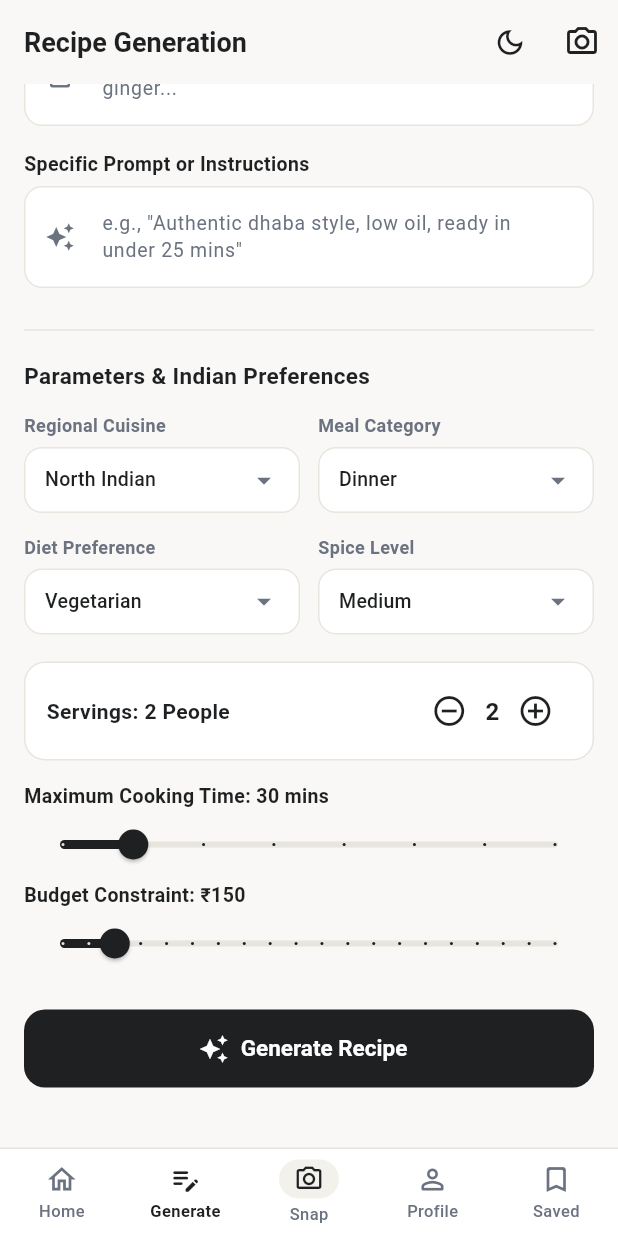
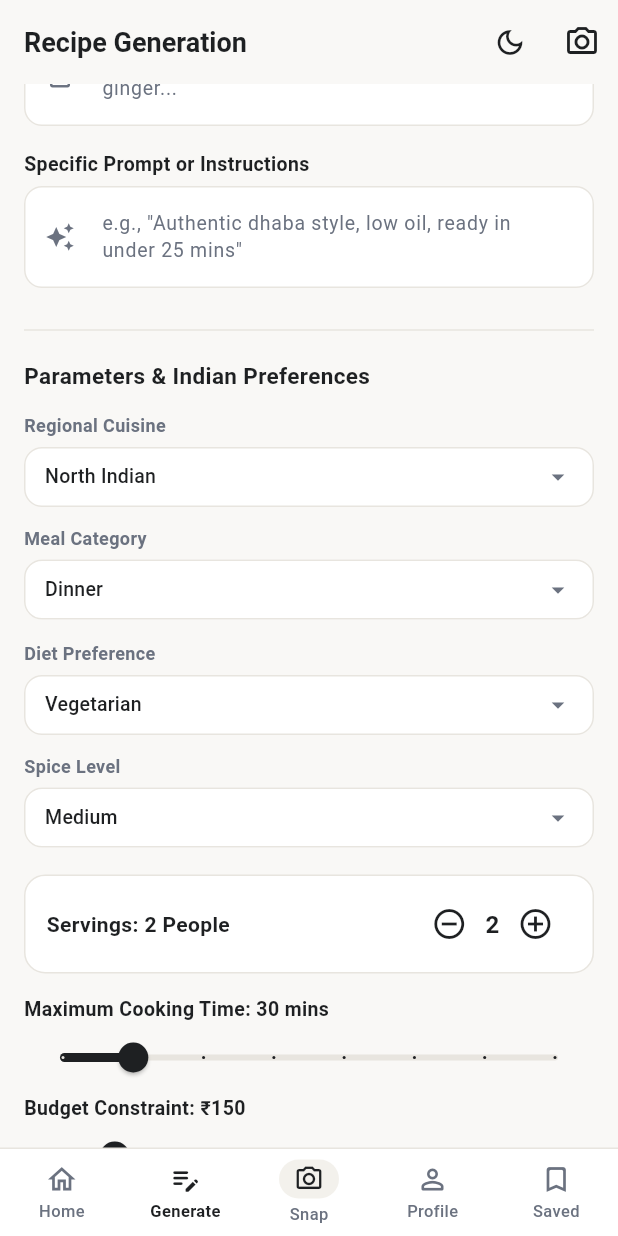
Before and after one commit to ymukeshram/recipie_generator, a Flutter app: the RecipeGenerationScreen screen opened by its route, scrolled down 395 dp, on a phone screen of 412 x 824 dp. Run offline on Flutter 3.47's test engine with Material 3 defaults, Android fonts, the phone set to English and light mode, and no system bars; our stand-ins replace cached_network_image, dio, flutter_riverpod, flutter_secure_storage, go_router, image_picker; missing offline and left inert: dart:html; accounts and stored records are empty.

Commit message:
Fix RenderFlex overflow on Recipe Generation and Profile gamification widgets, fix Google logo URL

```diff
--- a/lib/features/auth/presentation/login_screen.dart
+++ b/lib/features/auth/presentation/login_screen.dart
@@ -208,7 +208,7 @@ class _LoginScreenState extends State<LoginScreen> {
                             mainAxisAlignment: MainAxisAlignment.center,
                             children: [
                               Image.network(
-                                'https://upload.wikimedia.org/wikipedia/commons/thumb/c/c1/Google_%22G%22_logo.svg/480px-Google_%22G%22_logo.svg.png',
+                                'https://developers.google.com/identity/images/g-logo.png',
                                 width: 18,
                                 height: 18,
                                 errorBuilder: (_, __, ___) => const Icon(Icons.g_mobiledata, size: 22, color: Colors.blue),
--- a/lib/features/auth/presentation/signup_screen.dart
+++ b/lib/features/auth/presentation/signup_screen.dart
@@ -197,7 +197,7 @@ class _SignupScreenState extends State<SignupScreen> {
                     mainAxisAlignment: MainAxisAlignment.center,
                     children: [
                       Image.network(
-                        'https://upload.wikimedia.org/wikipedia/commons/thumb/c/c1/Google_%22G%22_logo.svg/480px-Google_%22G%22_logo.svg.png',
+                        'https://developers.google.com/identity/images/g-logo.png',
                         width: 18,
                         height: 18,
                         errorBuilder: (_, __, ___) => const Icon(Icons.g_mobiledata, size: 22, color: Colors.blue),
--- a/lib/features/recipe_generation/presentation/recipe_generation_screen.dart
+++ b/lib/features/recipe_generation/presentation/recipe_generation_screen.dart
@@ -476,9 +476,11 @@ class _RecipeGenerationScreenState extends State<RecipeGenerationScreen> {
     required Widget first,
     required Widget second,
   }) {
-    // Responsive: stack vertically on narrow screens (< 360dp) to prevent horizontal cramping;
-    // otherwise arrange side-by-side in a balanced Row with Expanded and consistent 12px gap.
-    if (constraints.maxWidth < 360) {
+    // Responsive: On small phone displays (< 460dp available width), stack the fields vertically
+    // to give each dropdown the full comfortable width and prevent any RenderFlex overflow.
+    // On wider screens (>= 460dp), layout side-by-side in a Row with both wrapped in Expanded
+    // and a balanced 12px horizontal gap.
+    if (constraints.maxWidth < 460) {
       return Column(
         crossAxisAlignment: CrossAxisAlignment.stretch,
         children: [
@@ -528,13 +530,13 @@ class _RecipeGenerationScreenState extends State<RecipeGenerationScreen> {
           icon: Icon(
             Icons.arrow_drop_down,
             color: AppColors.subtext(context),
-            size: 22,
+            size: 20,
           ),
           decoration: InputDecoration(
             filled: true,
             fillColor: AppColors.cardBg(context),
             isDense: true,
-            contentPadding: const EdgeInsets.symmetric(horizontal: 10, vertical: 10),
+            contentPadding: const EdgeInsets.symmetric(horizontal: 10, vertical: 8),
             border: OutlineInputBorder(
               borderRadius: BorderRadius.circular(12),
               borderSide: BorderSide(color: AppColors.cardBorder(context)),
@@ -545,22 +547,20 @@ class _RecipeGenerationScreenState extends State<RecipeGenerationScreen> {
             ),
             focusedBorder: OutlineInputBorder(
               borderRadius: BorderRadius.circular(12),
-              borderSide: BorderSide(color: AppColors.text(context), width: 1.5),
+              borderSide: BorderSide(color: AppColors.accent, width: 1.5),
             ),
           ),
           selectedItemBuilder: (BuildContext ctx) {
             return items.map((String item) {
-              return Align(
-                alignment: Alignment.centerLeft,
-                child: Text(
+              return Text(
                 item,
                 maxLines: 1,
                 overflow: TextOverflow.ellipsis,
+                softWrap: false,
                 style: TextStyle(
                   fontSize: 13,
                   fontWeight: FontWeight.w500,
                   color: AppColors.text(ctx),
-                  ),
                 ),
               );
             }).toList();
@@ -572,6 +572,7 @@ class _RecipeGenerationScreenState extends State<RecipeGenerationScreen> {
                 item,
                 maxLines: 1,
                 overflow: TextOverflow.ellipsis,
+                softWrap: false,
                 style: TextStyle(
                   fontSize: 13,
                   color: AppColors.text(context),
```
Also changed, not shown: lib/features/profile/presentation/widgets/gamification_widgets.dart (+38 -8 lines), 1 other file. Lines whose indentation alone changed are shown as unchanged.
